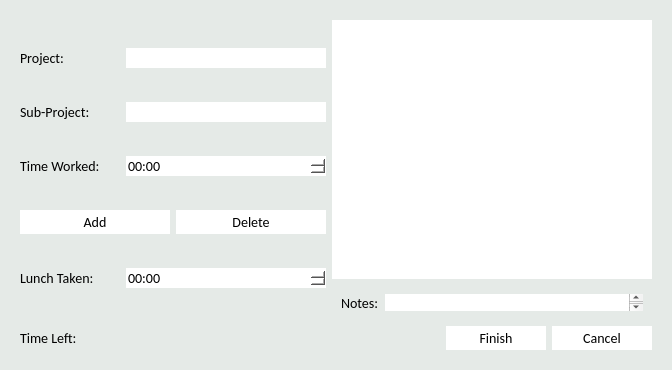
Above: Source/Time-Track/clockoutform.ui from joshuawootonn/time-track before the change. Below: the same form after it.
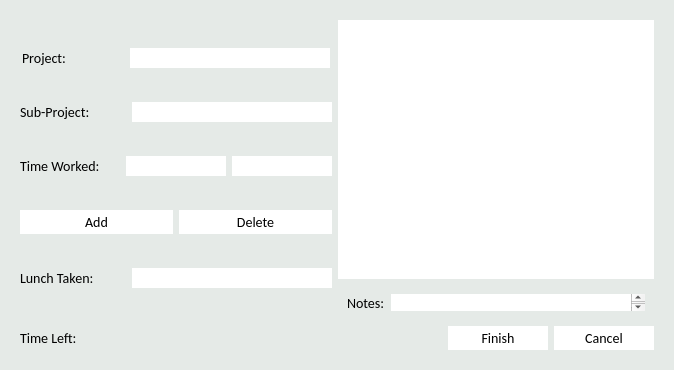
That is the form after the change.

```diff
--- a/Source/Time-Track/clockoutform.ui
+++ b/Source/Time-Track/clockoutform.ui
@@ -215,24 +215,34 @@
              </widget>
             </item>
             <item>
-             <widget class="QTimeEdit" name="Times">
+             <widget class="QComboBox" name="Hours">
               <property name="minimumSize">
                <size>
-                <width>200</width>
+                <width>100</width>
                 <height>0</height>
                </size>
               </property>
               <property name="maximumSize">
                <size>
-                <width>200</width>
+                <width>100</width>
                 <height>16777215</height>
                </size>
               </property>
-              <property name="currentSection">
-               <enum>QDateTimeEdit::HourSection</enum>
+             </widget>
+            </item>
+            <item>
+             <widget class="QComboBox" name="Minutes">
+              <property name="minimumSize">
+               <size>
+                <width>100</width>
+                <height>0</height>
+               </size>
               </property>
-              <property name="displayFormat">
-               <string>hh:mm</string>
+              <property name="maximumSize">
+               <size>
+                <width>100</width>
+                <height>16777215</height>
+               </size>
               </property>
              </widget>
             </item>
@@ -296,7 +306,7 @@
              </widget>
             </item>
             <item>
-             <widget class="QTimeEdit" name="Lunch">
+             <widget class="QComboBox" name="Lunch">
               <property name="minimumSize">
                <size>
                 <width>200</width>
@@ -309,9 +319,6 @@
                 <height>16777215</height>
                </size>
               </property>
-              <property name="displayFormat">
-               <string>hh:mm</string>
-              </property>
              </widget>
             </item>
            </layout>
```
